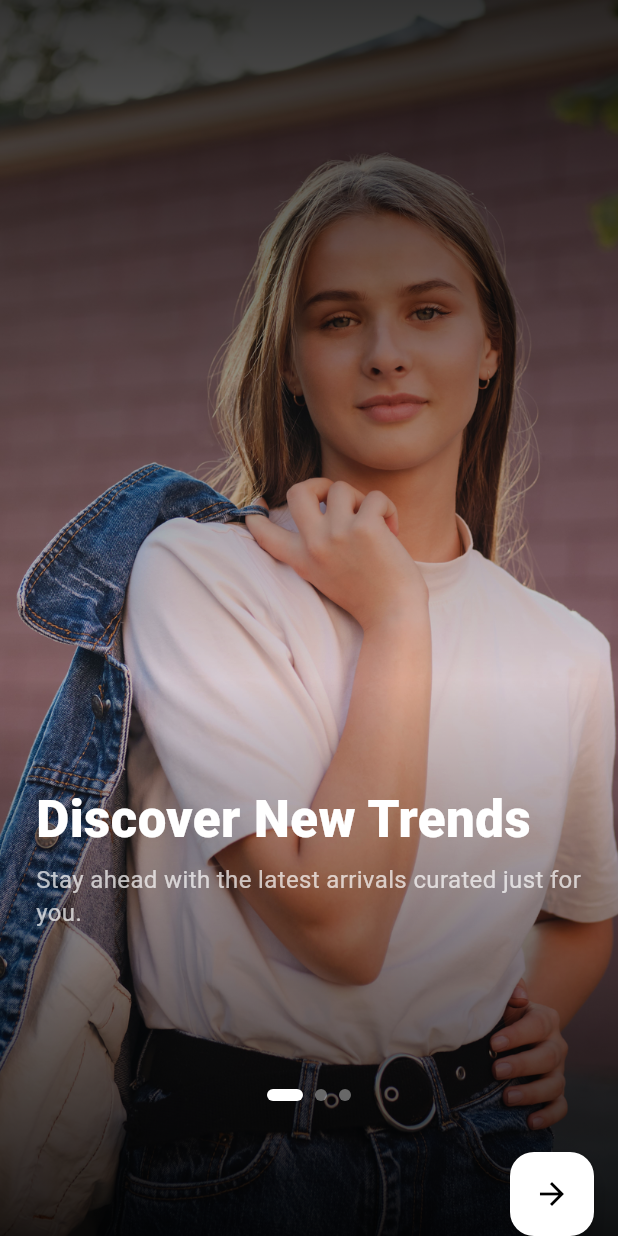
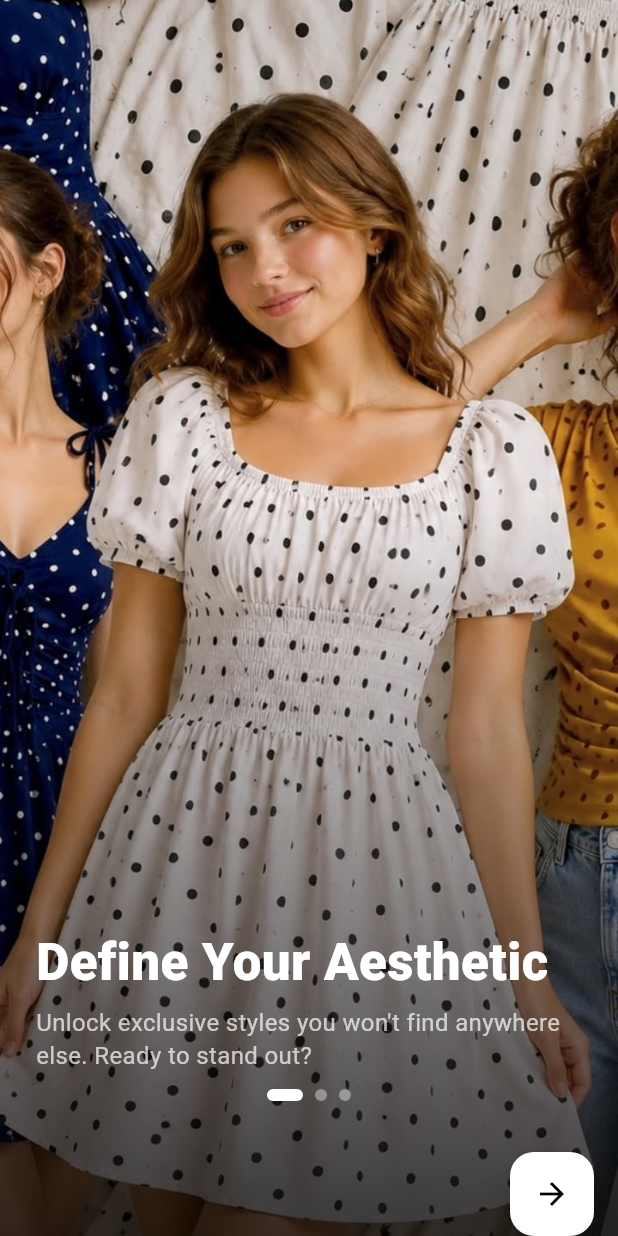
Before and after one commit to Krish2324/Tobeque-app, a Flutter app: the screen it shows after launch, on a phone screen of 412 x 824 dp. Run offline on Flutter 3.47's test engine with Material 3 defaults, Android fonts, the phone set to English and light mode, and no system bars; drawn by our look-alikes of smooth_page_indicator; our stand-ins replace cached_network_image, chewie, dio, firebase_core, firebase_messaging, flutter_html and 11 more; missing offline and left inert: razorpay_flutter; accounts and stored records are empty; network calls fail; Roboto replaces fonts that are missing (Whyte).

Commit message:
Add onboarding intro screen, Firebase Cloud Messaging service, and home controller media features

```diff
--- a/lib/services/fcm_service.dart
+++ b/lib/services/fcm_service.dart
@@ -51,7 +51,8 @@ class FcmService {
     );
 
     // 3. Request permission from the user
-    await _requestPermissions();
+    // REMOVED: We now request this on the onboarding screen only!
+    // await _requestPermissions();
 
     // 4. Get and register the FCM token
     await _registerToken();
--- a/lib/view/home/controller/home_controller.dart
+++ b/lib/view/home/controller/home_controller.dart
@@ -5,6 +5,8 @@ import 'package:youtube_player_iframe/youtube_player_iframe.dart';
 
 import '../home_repository.dart';
 import '../models.dart';
+import 'package:permission_handler/permission_handler.dart';
+import '../../../services/shared_pref.dart';
 
 enum MediaKind { youtube, directFile, unknown }
 
@@ -40,6 +42,22 @@ class HomeController extends GetxController {
   void onInit() {
     super.onInit();
     _load();
+    _checkAndPromptNotificationPermission();
+  }
+
+  Future<void> _checkAndPromptNotificationPermission() async {
+    // Wait for the home screen to fully render before showing any popups
+    await Future.delayed(const Duration(seconds: 3));
+    final status = await Permission.notification.status;
+
+    // Only prompt if they haven't been asked on the home screen yet
+    if (status.isDenied) {
+      final hasAsked = await SharedPrefService.getBool('has_asked_notification_home') ?? false;
+      if (!hasAsked) {
+        await SharedPrefService.setBool('has_asked_notification_home', true);
+        await Permission.notification.request();
+      }
+    }
   }
 
   @override
--- a/lib/view/onboarding/intro_screen.dart
+++ b/lib/view/onboarding/intro_screen.dart
@@ -87,13 +87,11 @@ void _showGoToSettings() {
 
   ImageProvider _imageForIndex(int i) {
     if (i == 2) {
-      const id = 'photo-1503342217505-b0a15ec3261c';
-      final url = 'https://images.unsplash.com/$id?auto=format&fit=crop&w=800&q=70';
-      return NetworkImage(url);
+      return const AssetImage('assets/OnBoarding-4.jpg');
     } else if (i == 1) {
-      return const AssetImage('assets/girl.png');
+      return const AssetImage('assets/OnBoarding-2.jpg');
     } else {
-      return const AssetImage('assets/girl2.png');
+      return const AssetImage('assets/OnBoarding-1.jpg');
     }
   }
 
@@ -169,18 +167,18 @@ void _showGoToSettings() {
           },
         ),
 
-        // Vignette overlay for readability
+        // Vignette overlay for readability (reduced shading)
         Container(
           decoration: BoxDecoration(
             gradient: LinearGradient(
               colors: [
-                Colors.black.withOpacity(.80),
-                Colors.black.withOpacity(.15),
-                Colors.black.withOpacity(.85),
+                Colors.black.withOpacity(.10), // Very light at top
+                Colors.transparent,
+                Colors.black.withOpacity(.75), // Enough for white text readability
               ],
               begin: Alignment.topCenter,
               end: Alignment.bottomCenter,
-              stops: const [0.0, 0.55, 1.0],
+              stops: const [0.0, 0.40, 1.0],
             ),
           ),
         ),
@@ -226,7 +224,7 @@ void _showGoToSettings() {
                     ],
                   ),
                 ),
-                const SizedBox(height: 180),
+                const SizedBox(height: 40),
 if (showCta)
   Column(
     children: [
@@ -281,7 +279,7 @@ if (showCta)
       ),
     ],
   ),
-
+                const SizedBox(height: 45), // Push content above the page indicator dots (reduced space)
               ],
             ),
           ),
@@ -294,19 +292,19 @@ if (showCta)
   Widget build(BuildContext context) {
     final slides = [
       _pageSlide(
-        image: _imageForIndex(0), // Freepik asset #1
-        title: "Discover New Trends",
-        subtitle: "Stay ahead with the latest arrivals curated just for you.",
+        image: _imageForIndex(0),
+        title: "Define Your Aesthetic",
+        subtitle: "Unlock exclusive styles you won't find anywhere else. Ready to stand out?",
       ),
       _pageSlide(
-        image: _imageForIndex(1), // Freepik asset #2
-        title: "Track Your Orders",
-        subtitle: "Get updates and manage your purchases seamlessly.",
+        image: _imageForIndex(1),
+        title: "Elevate Your Wardrobe",
+        subtitle: "Discover hand-picked collections that turn every day into a runway.",
       ),
       _pageSlide(
-        image: _imageForIndex(2), // Unsplash
-        title: "Stay Notified",
-        subtitle: "Turn on notifications for offers and order updates.",
+        image: _imageForIndex(2),
+        title: "Never Miss a Drop",
+        subtitle: "Enable notifications for secret drops, flash sales, and order updates.",
         showCta: true,
       ),
     ];
@@ -320,21 +318,16 @@ if (showCta)
             child: PageView.builder(
               controller: _page,
               itemCount: slides.length,
-              onPageChanged: (i)async {
+              onPageChanged: (i) {
                 setState(() => _index = i);
                 _precache(i);
-                 if (i == _slideCount - 1) {
-    final st = await Permission.notification.status;
-    if (st.isGranted) {
-      await _proceed(granted: true);
-    }
-  }
               },
               itemBuilder: (_, i) => slides[i],
             ),
           ),
 
           // --- sliding dots ---
+          if (_index != _slideCount - 1)
             Positioned(
               left: 0,
               right: 0,
--- a/pubspec.yaml
+++ b/pubspec.yaml
@@ -16,7 +16,7 @@ publish_to: 'none' # Remove this line if you wish to publish to pub.dev
 # https://developer.apple.com/library/archive/documentation/General/Reference/InfoPlistKeyReference/Articles/CoreFoundationKeys.html
 # In Windows, build-name is used as the major, minor, and patch parts
 # of the product and file versions while build-number is used as the build suffix.
-version: 1.0.0+1
+version: 1.0.0+4
 
 environment:
   sdk: ^3.8.1
@@ -92,6 +92,9 @@ flutter:
     - assets/splash.mp4
     - assets/girl.png
     - assets/girl2.png
+    - assets/OnBoarding-1.jpg
+    - assets/OnBoarding-2.jpg
+    - assets/OnBoarding-4.jpg
 
   # An image asset can refer to one or more resolution-specific "variants", see
   # https://flutter.dev/to/resolution-aware-images
```
Also changed, not shown: assets/OnBoarding-1.jpg (added), assets/OnBoarding-2.jpg (added), assets/OnBoarding-3.jpg (added), assets/OnBoarding-4.jpg (added), 3 other files. Lines whose indentation alone changed are shown as unchanged.
